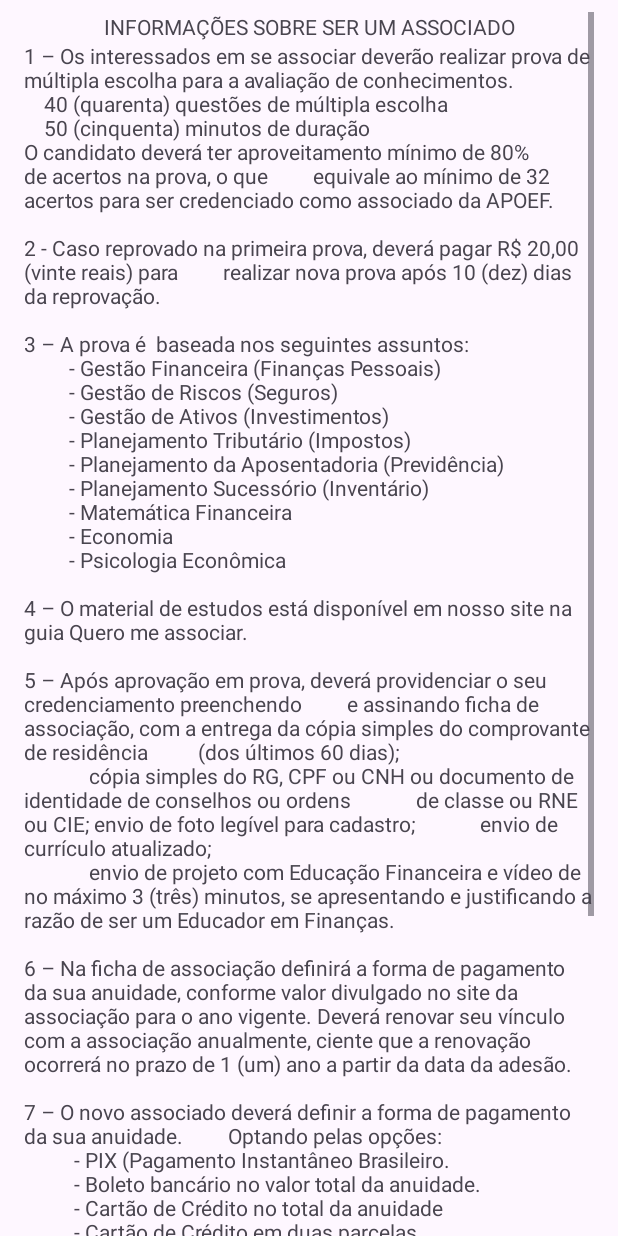
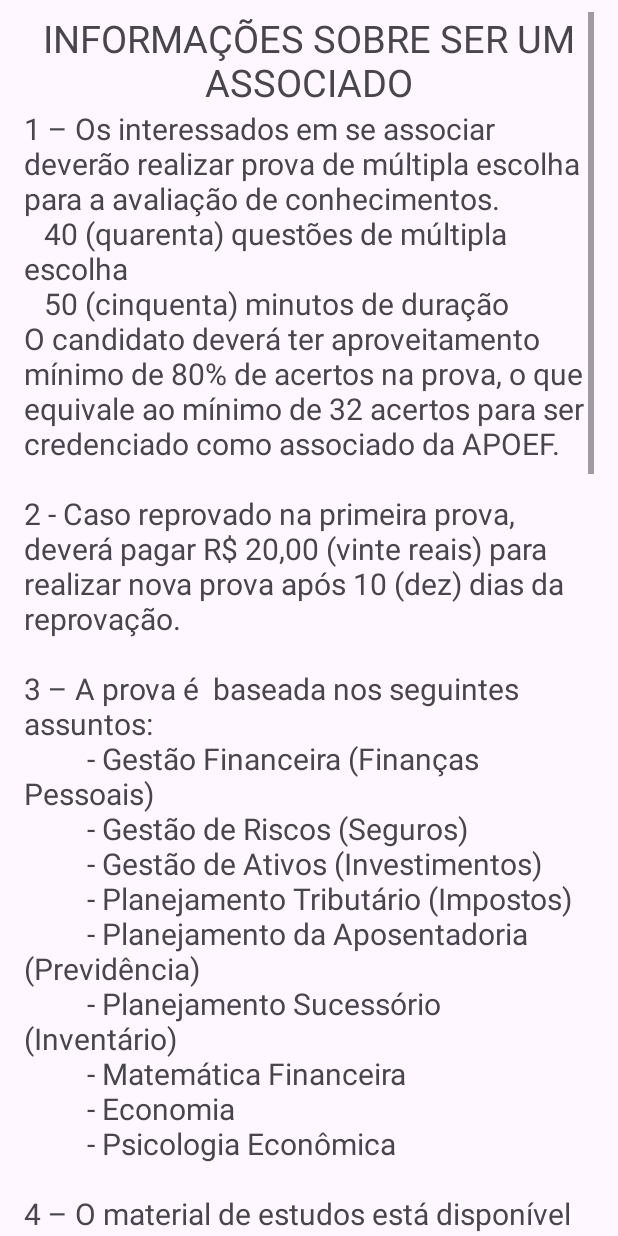
Before and after one commit to JeniferMarques42/Projeto3-PI-3NCComp, an Android app: the InformacoesActivity screen opened directly, with no data from a screen before it, on a phone screen of 412 x 824 dp. Run offline under Robolectric (Android 15) with nearby library versions, the phone set to English and light mode, and no system bars.

Commit message:
Liberando funções
 - InformacoesActivity
 - liberando funções comentadas

```diff
--- a/appAppoef/app/src/main/java/br/com/aula/appapoefteste/CadastroActivity.java
+++ b/appAppoef/app/src/main/java/br/com/aula/appapoefteste/CadastroActivity.java
@@ -42,7 +42,7 @@ public class CadastroActivity extends AppCompatActivity implements LoginActivity
             mensagem.setText("Os campos usuário ou senha não pode estar vazios.");
             return;
         }else if (senha.equals(confirmarSenha)) {
-          //  CriarLogin();
+            CriarLogin();
             Intent intent = new Intent(this, PrincipalActivity.class);
             startActivity(intent);
             LimparCampos();
@@ -62,7 +62,7 @@ public class CadastroActivity extends AppCompatActivity implements LoginActivity
             mensagem.setText("Os campos usuário ou senha não pode estar vazios.");
             return;
         }else if (senha.equals(confirmarSenha)) {
-            //CriarLogin();
+            CriarLogin();
             Intent intent = new Intent(this, InformacoesActivity.class);
             startActivity(intent);
             LimparCampos();
--- a/appAppoef/app/src/main/java/br/com/aula/appapoefteste/LoginActivity.java
+++ b/appAppoef/app/src/main/java/br/com/aula/appapoefteste/LoginActivity.java
@@ -70,7 +70,7 @@ public class LoginActivity extends AppCompatActivity {
             mensagem.setText("Os campos usuário ou senha não pode estar vazios.");
             return;
         }else {
-           // CriarLogin();
+            CriarLogin();
             Intent intent = new Intent(this, PrincipalActivity.class);
             startActivity(intent);
         }
--- a/appAppoef/app/src/main/res/layout/activity_informacoes.xml
+++ b/appAppoef/app/src/main/res/layout/activity_informacoes.xml
@@ -28,7 +28,8 @@
                 android:layout_width="match_parent"
                 android:layout_height="wrap_content"
                 android:text="INFORMAÇÕES SOBRE SER UM ASSOCIADO"
-                android:textAlignment="center" />
+                android:textAlignment="center"
+                android:textSize="25sp" />
 
             <TextView
                 android:id="@+id/textInformacoes"
@@ -81,21 +82,34 @@
         a qualquer momento que o solicite diretamente na sede da associação receberá
         o documento.
 
-" />
+"
+                android:textSize="20sp" />
 
             <Button
                 android:id="@+id/btnRealizarProva"
                 android:layout_width="match_parent"
                 android:layout_height="wrap_content"
                 android:onClick="RealizarProva"
-                android:text="Realizar Prova" />
+                android:text="Realizar Prova"
+                android:backgroundTint="@color/azul_escuro"
+                android:textColor="@color/bege"
+                android:textSize="25dp"/>
 
             <Button
                 android:id="@+id/btnInfEntrar"
                 android:layout_width="match_parent"
                 android:layout_height="wrap_content"
                 android:onClick="Entrar"
-                android:text="Entrar" />
+                android:text="Entrar"
+                android:backgroundTint="@color/azul_escuro"
+                android:textColor="@color/bege"
+                android:textSize="25dp"/>
+
+            <TextView
+                android:id="@+id/textView3"
+                android:layout_width="match_parent"
+                android:layout_height="wrap_content"
+                android:text="" />
 
         </LinearLayout>
     </ScrollView>
```
Also changed, not shown: appAppoef/app/src/main/java/br/com/aula/appapoefteste/ProvaActivity.java (+3 -4 lines).
